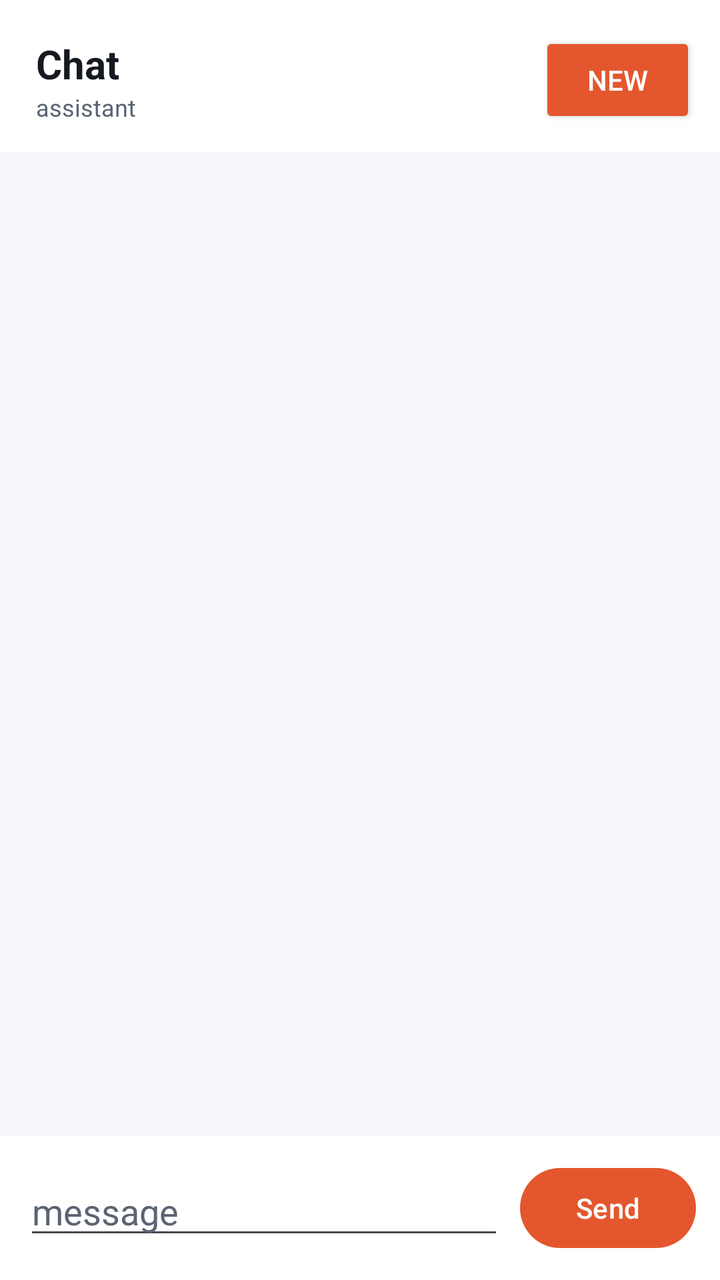
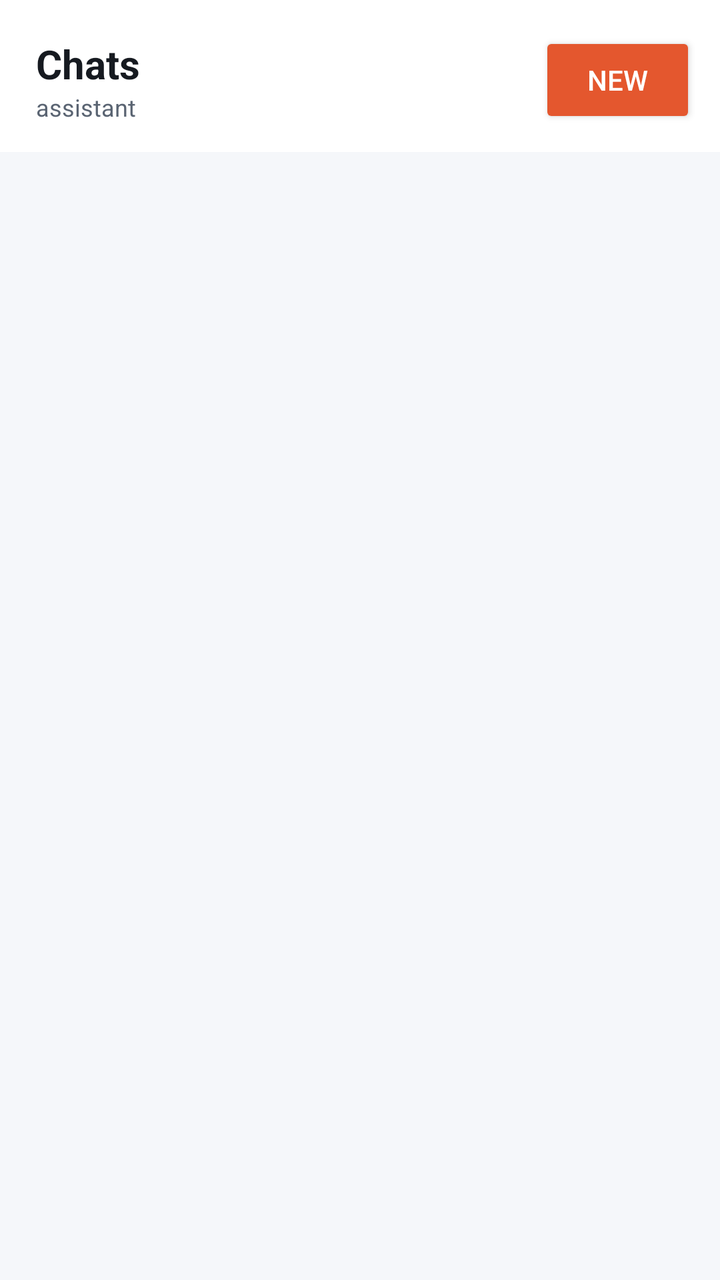

Two renders of the same Android screen: before a commit and after it. Below are the layout's source before the change and the commit's diff.
<!-- AndroidManifest.xml: application theme Theme.Csync -->
<!-- res/layout/page_chat.xml -->
<?xml version="1.0" encoding="utf-8"?>
<LinearLayout xmlns:android="http://schemas.android.com/apk/res/android"
    xmlns:app="http://schemas.android.com/apk/res-auto"
    android:layout_width="match_parent"
    android:layout_height="match_parent"
    android:orientation="vertical"
    android:background="@color/bg">

    
    <LinearLayout
        android:layout_width="match_parent"
        android:layout_height="wrap_content"
        android:orientation="horizontal"
        android:gravity="center_vertical"
        android:paddingLeft="18dp" android:paddingRight="12dp"
        android:paddingTop="16dp" android:paddingBottom="12dp"
        android:background="@color/surface">
        <LinearLayout android:layout_width="0dp" android:layout_weight="1" android:layout_height="wrap_content"
            android:orientation="vertical">
            <TextView android:layout_width="wrap_content" android:layout_height="wrap_content"
                android:text="Chat" android:textSize="20sp" android:textStyle="bold" android:textColor="@color/text"/>
            <TextView android:id="@+id/chat_subtitle"
                android:layout_width="wrap_content" android:layout_height="wrap_content"
                android:text="assistant" android:textSize="12sp" android:textColor="@color/dim"/>
        </LinearLayout>
        <Button android:id="@+id/chat_reset" style="?android:attr/buttonStyleSmall"
            android:layout_width="wrap_content" android:layout_height="wrap_content" android:text="New"/>
    </LinearLayout>

    <ScrollView
        android:id="@+id/chat_scroll"
        android:layout_width="match_parent"
        android:layout_height="0dp"
        android:layout_weight="1"
        android:padding="14dp">

        <LinearLayout
            android:id="@+id/chat_list"
            android:layout_width="match_parent"
            android:layout_height="wrap_content"
            android:orientation="vertical"
            android:paddingTop="4dp"
            android:paddingBottom="8dp"/>
    </ScrollView>

    
    <LinearLayout
        android:layout_width="match_parent"
        android:layout_height="wrap_content"
        android:orientation="horizontal"
        android:gravity="center_vertical"
        android:padding="12dp"
        android:background="@color/surface">
        <EditText
            android:id="@+id/chat_input"
            android:layout_width="0dp"
            android:layout_height="wrap_content"
            android:layout_weight="1"
            android:hint="message"
            android:inputType="textMultiLine|textCapSentences"
            android:maxLines="4"
            android:textColor="@color/text"
            android:textColorHint="@color/dim"/>
        <com.google.android.material.button.MaterialButton
            android:id="@+id/chat_send"
            android:layout_width="wrap_content"
            android:layout_height="wrap_content"
            android:layout_marginStart="8dp"
            android:text="Send"/>
    </LinearLayout>
</LinearLayout>
<!-- resources referenced by this layout -->
<resources>
  <color name="bg">#F5F7FA</color>
  <color name="dim">#5A6472</color>
  <color name="surface">#FFFFFF</color>
  <color name="text">#161A20</color>
  <style name="Theme.Csync" parent="Theme.Material3.DayNight.NoActionBar">
          <item name="colorPrimary">@color/coral</item>
          <item name="colorOnPrimary">@color/onAccent</item>
          <item name="android:colorBackground">@color/bg</item>
          <item name="colorSurface">@color/surface</item>
          <item name="colorOnSurface">@color/text</item>
          <item name="colorOnBackground">@color/text</item>
          <item name="android:statusBarColor">@color/bg</item>
          <item name="android:navigationBarColor">@color/surface</item>
          <item name="android:windowLightStatusBar" tools:targetApi="m">true</item>
      </style>
  <color name="coral">#E4572E</color>
  <color name="onAccent">#FFFFFF</color>
</resources>

<!-- the commit's change to res/layout/page_chat.xml (unified diff, before → after) -->
@@ -1,6 +1,5 @@
 <?xml version="1.0" encoding="utf-8"?>
 <LinearLayout xmlns:android="http://schemas.android.com/apk/res/android"
-    xmlns:app="http://schemas.android.com/apk/res-auto"
     android:layout_width="match_parent"
     android:layout_height="match_parent"
     android:orientation="vertical"
@@ -12,60 +11,104 @@
         android:layout_height="wrap_content"
         android:orientation="horizontal"
         android:gravity="center_vertical"
-        android:paddingLeft="18dp" android:paddingRight="12dp"
+        android:paddingLeft="10dp" android:paddingRight="12dp"
         android:paddingTop="16dp" android:paddingBottom="12dp"
         android:background="@color/surface">
+        <TextView android:id="@+id/chat_back"
+            android:layout_width="36dp" android:layout_height="wrap_content"
+            android:gravity="center" android:text="‹" android:textSize="24sp"
+            android:textColor="@color/text" android:visibility="gone"
+            android:background="?attr/selectableItemBackgroundBorderless"/>
         <LinearLayout android:layout_width="0dp" android:layout_weight="1" android:layout_height="wrap_content"
-            android:orientation="vertical">
-            <TextView android:layout_width="wrap_content" android:layout_height="wrap_content"
-                android:text="Chat" android:textSize="20sp" android:textStyle="bold" android:textColor="@color/text"/>
+            android:orientation="vertical" android:paddingLeft="8dp">
+            <TextView android:id="@+id/chat_title"
+                android:layout_width="wrap_content" android:layout_height="wrap_content"
+                android:text="Chats" android:textSize="20sp" android:textStyle="bold" android:textColor="@color/text"/>
             <TextView android:id="@+id/chat_subtitle"
                 android:layout_width="wrap_content" android:layout_height="wrap_content"
                 android:text="assistant" android:textSize="12sp" android:textColor="@color/dim"/>
         </LinearLayout>
-        <Button android:id="@+id/chat_reset" style="?android:attr/buttonStyleSmall"
+        <Button android:id="@+id/chat_new" style="?android:attr/buttonStyleSmall"
             android:layout_width="wrap_content" android:layout_height="wrap_content" android:text="New"/>
     </LinearLayout>
 
+    
     <ScrollView
-        android:id="@+id/chat_scroll"
+        android:id="@+id/chat_history"
         android:layout_width="match_parent"
         android:layout_height="0dp"
         android:layout_weight="1"
-        android:padding="14dp">
-
+        android:padding="10dp">
         <LinearLayout
-            android:id="@+id/chat_list"
+            android:id="@+id/chat_history_list"
             android:layout_width="match_parent"
             android:layout_height="wrap_content"
-            android:orientation="vertical"
-            android:paddingTop="4dp"
-            android:paddingBottom="8dp"/>
+            android:orientation="vertical"/>
     </ScrollView>
 
     
     <LinearLayout
+        android:id="@+id/chat_convo"
         android:layout_width="match_parent"
-        android:layout_height="wrap_content"
-        android:orientation="horizontal"
-        android:gravity="center_vertical"
-        android:padding="12dp"
-        android:background="@color/surface">
-        <EditText
-            android:id="@+id/chat_input"
-            android:layout_width="0dp"
+        android:layout_height="0dp"
+        android:layout_weight="1"
+        android:orientation="vertical"
+        android:visibility="gone">
+
+        <ScrollView
+            android:id="@+id/chat_scroll"
+            android:layout_width="match_parent"
+            android:layout_height="0dp"
+            android:layout_weight="1"
+            android:padding="14dp">
+            <LinearLayout
+                android:id="@+id/chat_list"
+                android:layout_width="match_parent"
+                android:layout_height="wrap_content"
+                android:orientation="vertical"
+                android:paddingTop="4dp"
+                android:paddingBottom="8dp"/>
+        </ScrollView>
+
+        
+        <LinearLayout
+            android:layout_width="match_parent"
             android:layout_height="wrap_content"
-            android:layout_weight="1"
-            android:hint="message"
-            android:inputType="textMultiLine|textCapSentences"
-            android:maxLines="4"
-            android:textColor="@color/text"
-            android:textColorHint="@color/dim"/>
-        <com.google.android.material.button.MaterialButton
-            android:id="@+id/chat_send"
-            android:layout_width="wrap_content"
-            android:layout_height="wrap_content"
-            android:layout_marginStart="8dp"
-            android:text="Send"/>
+            android:orientation="horizontal"
+            android:gravity="bottom"
+            android:padding="10dp"
+            android:background="@color/surface">
+            <TextView
+                android:id="@+id/chat_expand"
+                android:layout_width="40dp"
+                android:layout_height="wrap_content"
+                android:layout_marginBottom="4dp"
+                android:gravity="center"
+                android:paddingTop="8dp" android:paddingBottom="8dp"
+                android:text="⌄"
+                android:textSize="18sp"
+                android:textColor="@color/dim"
+                android:background="?attr/selectableItemBackgroundBorderless"/>
+            <EditText
+                android:id="@+id/chat_input"
+                android:layout_width="0dp"
+                android:layout_height="wrap_content"
+                android:layout_weight="1"
+                android:hint="message"
+                android:gravity="top|start"
+                android:inputType="textMultiLine|textCapSentences"
+                android:minLines="2"
+                android:maxLines="2"
+                android:scrollbars="vertical"
+                android:textColor="@color/text"
+                android:textColorHint="@color/dim"/>
+            <com.google.android.material.button.MaterialButton
+                android:id="@+id/chat_send"
+                android:layout_width="wrap_content"
+                android:layout_height="wrap_content"
+                android:layout_marginStart="8dp"
+                android:layout_marginBottom="2dp"
+                android:text="Send"/>
+        </LinearLayout>
     </LinearLayout>
 </LinearLayout>
